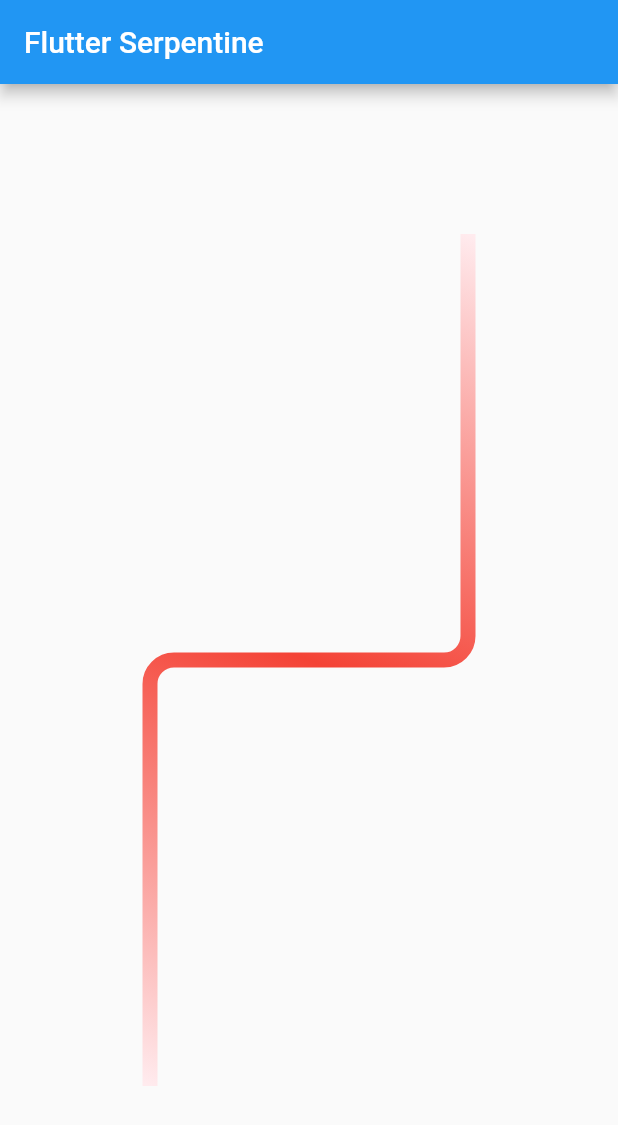
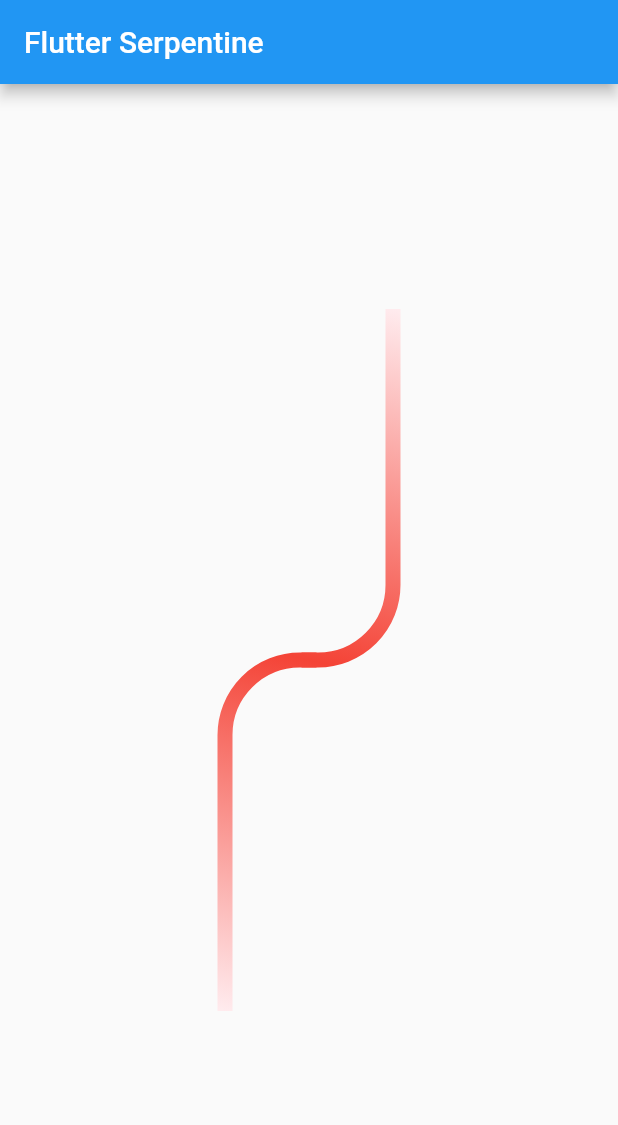
Before and after one commit to dariobrux/FlutterSerpentine, a Flutter app: the screen it shows after launch, on a phone screen of 412 x 824 dp. Shown: the top 1125 px of the screen. Run offline on Flutter 3.47's test engine with Material 2 defaults, Android fonts, the phone set to English and light mode, and no system bars.

```diff
--- /dev/null
+++ b/flutter_serpentine/lib/direction.dart
@@ -0,0 +1,4 @@
+enum Direction {
+  verticalLeft,
+  verticalRight
+}
--- a/flutter_serpentine/lib/main.dart
+++ b/flutter_serpentine/lib/main.dart
@@ -1,4 +1,5 @@
 import 'package:flutter/material.dart';
+import 'package:flutter_serpentine/direction.dart';
 import 'package:flutter_serpentine/serpentine.dart';
 
 void main() => runApp(MyApp());
@@ -62,14 +63,15 @@ class _MyHomePageState extends State<MyHomePage> {
         // Center is a layout widget. It takes a single child and positions it
         // in the middle of the parent.
         child: Container(
-          padding: EdgeInsets.all(100),
+          padding: EdgeInsets.all(150),
           width: double.infinity,
           height: double.infinity,
           child: CustomPaint(
             painter: Serpentine(
-              arcRadius: 16,
-              strokeWidth: 10,
-              colors: [
+              Direction.verticalLeft,
+              50,
+              10,
+              [
                 Colors.red.shade50,
                 Colors.red,
                 Colors.red.shade50,
```
Also changed, not shown: flutter_serpentine/lib/serpentine.dart (+48 -5 lines).
